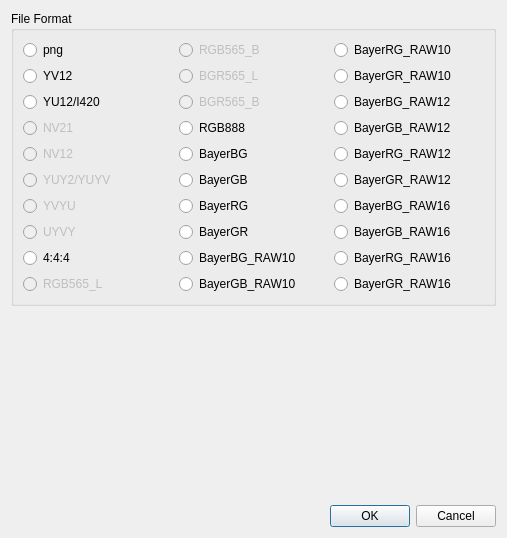
First picture: the form in src/UI_ImgExport.ui, repository QQxiaoming/YUVviewer, before the edit.
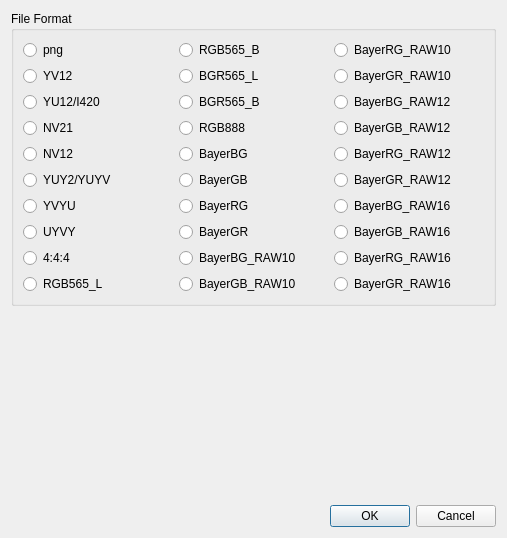
Second picture: the form after the edit.

Commit message: src:add more export format

```diff
--- a/src/UI_ImgExport.ui
+++ b/src/UI_ImgExport.ui
@@ -52,7 +52,7 @@
         <item>
          <widget class="QRadioButton" name="f3RadioButton">
           <property name="enabled">
-           <bool>false</bool>
+           <bool>true</bool>
           </property>
           <property name="text">
            <string>NV21</string>
@@ -62,7 +62,7 @@
         <item>
          <widget class="QRadioButton" name="f4RadioButton">
           <property name="enabled">
-           <bool>false</bool>
+           <bool>true</bool>
           </property>
           <property name="text">
            <string>NV12</string>
@@ -72,7 +72,7 @@
         <item>
          <widget class="QRadioButton" name="f5RadioButton">
           <property name="enabled">
-           <bool>false</bool>
+           <bool>true</bool>
           </property>
           <property name="text">
            <string>YUY2/YUYV</string>
@@ -82,7 +82,7 @@
         <item>
          <widget class="QRadioButton" name="f6RadioButton">
           <property name="enabled">
-           <bool>false</bool>
+           <bool>true</bool>
           </property>
           <property name="text">
            <string>YVYU</string>
@@ -92,7 +92,7 @@
         <item>
          <widget class="QRadioButton" name="f7RadioButton">
           <property name="enabled">
-           <bool>false</bool>
+           <bool>true</bool>
           </property>
           <property name="text">
            <string>UYVY</string>
@@ -112,7 +112,7 @@
         <item>
          <widget class="QRadioButton" name="f9RadioButton">
           <property name="enabled">
-           <bool>false</bool>
+           <bool>true</bool>
           </property>
           <property name="text">
            <string>RGB565_L</string>
@@ -126,7 +126,7 @@
         <item>
          <widget class="QRadioButton" name="f10RadioButton">
           <property name="enabled">
-           <bool>false</bool>
+           <bool>true</bool>
           </property>
           <property name="text">
            <string>RGB565_B</string>
@@ -136,7 +136,7 @@
         <item>
          <widget class="QRadioButton" name="f11RadioButton">
           <property name="enabled">
-           <bool>false</bool>
+           <bool>true</bool>
           </property>
           <property name="text">
            <string>BGR565_L</string>
@@ -146,7 +146,7 @@
         <item>
          <widget class="QRadioButton" name="f12RadioButton">
           <property name="enabled">
-           <bool>false</bool>
+           <bool>true</bool>
           </property>
           <property name="text">
            <string>BGR565_B</string>
```
The commit also changes 1 other file.
